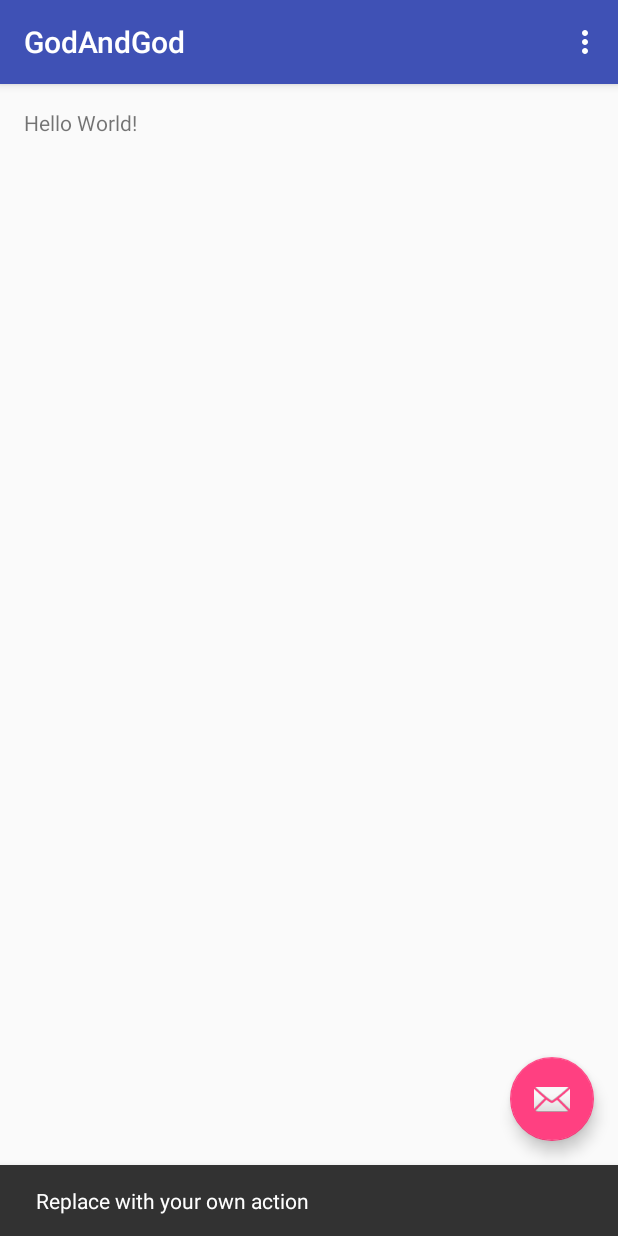
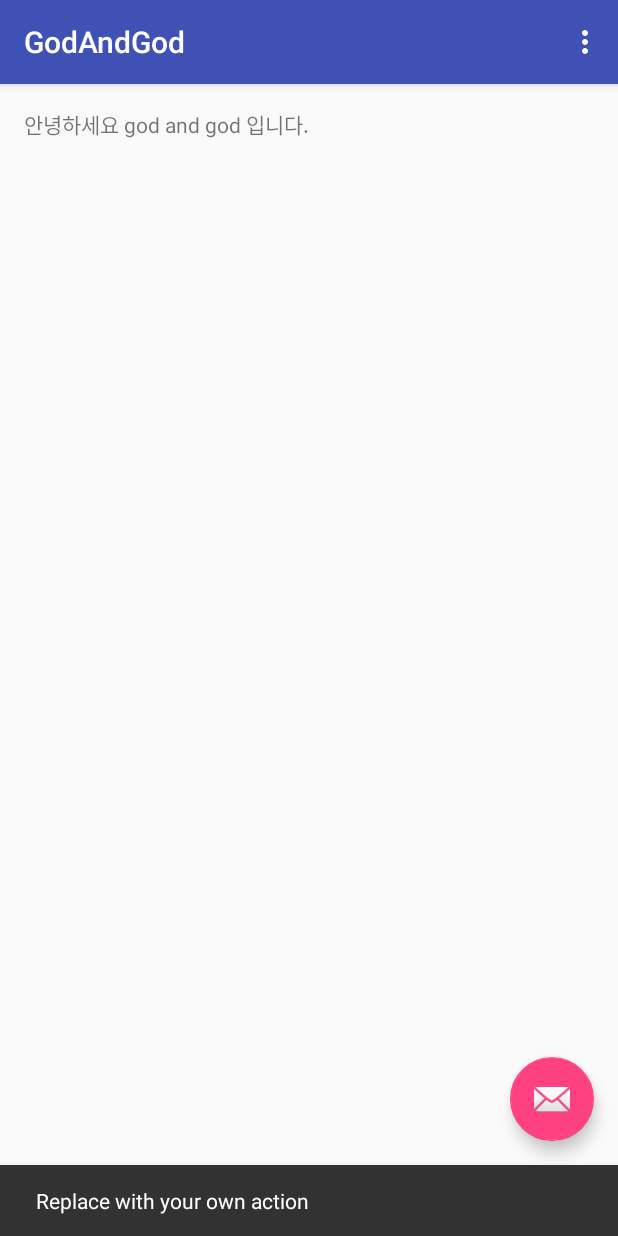
Before and after one commit to kiss9815/GodAndGod, an Android app: the screen it shows after launch (MainActivity), after a tap on an icon or button, on a phone screen of 412 x 824 dp. Run offline under Robolectric (Android 15) with nearby library versions, the phone set to English and light mode, and no system bars.

Commit message:
test commit

```diff
--- a/app/src/main/java/com/juntcompany/godandgod/MainActivity.java
+++ b/app/src/main/java/com/juntcompany/godandgod/MainActivity.java
@@ -8,6 +8,7 @@ import android.support.v7.widget.Toolbar;
 import android.view.View;
 import android.view.Menu;
 import android.view.MenuItem;
+import android.widget.Button;
 
 public class MainActivity extends AppCompatActivity {
 
@@ -26,6 +27,10 @@ public class MainActivity extends AppCompatActivity {
                         .setAction("Action", null).show();
             }
         });
+
+
+
+
     }
 
     @Override
--- a/app/src/main/res/layout/content_main.xml
+++ b/app/src/main/res/layout/content_main.xml
@@ -15,5 +15,5 @@
     <TextView
         android:layout_width="wrap_content"
         android:layout_height="wrap_content"
-        android:text="Hello World!" />
+        android:text="안녕하세요 god and god 입니다." />
 </RelativeLayout>
```
